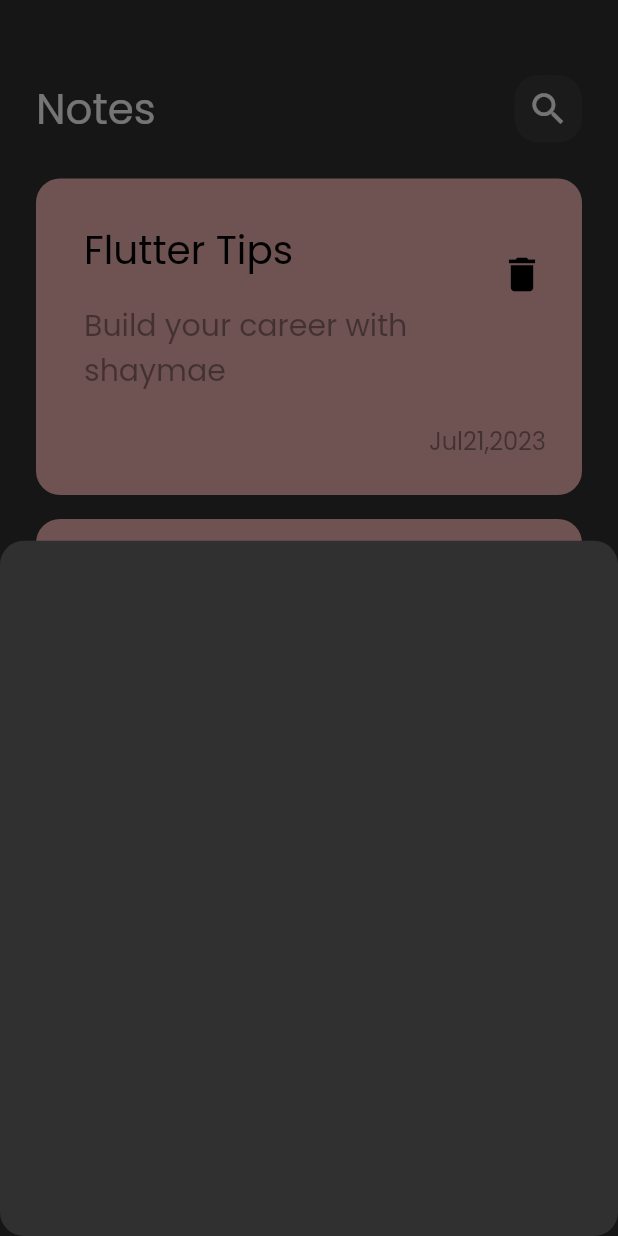
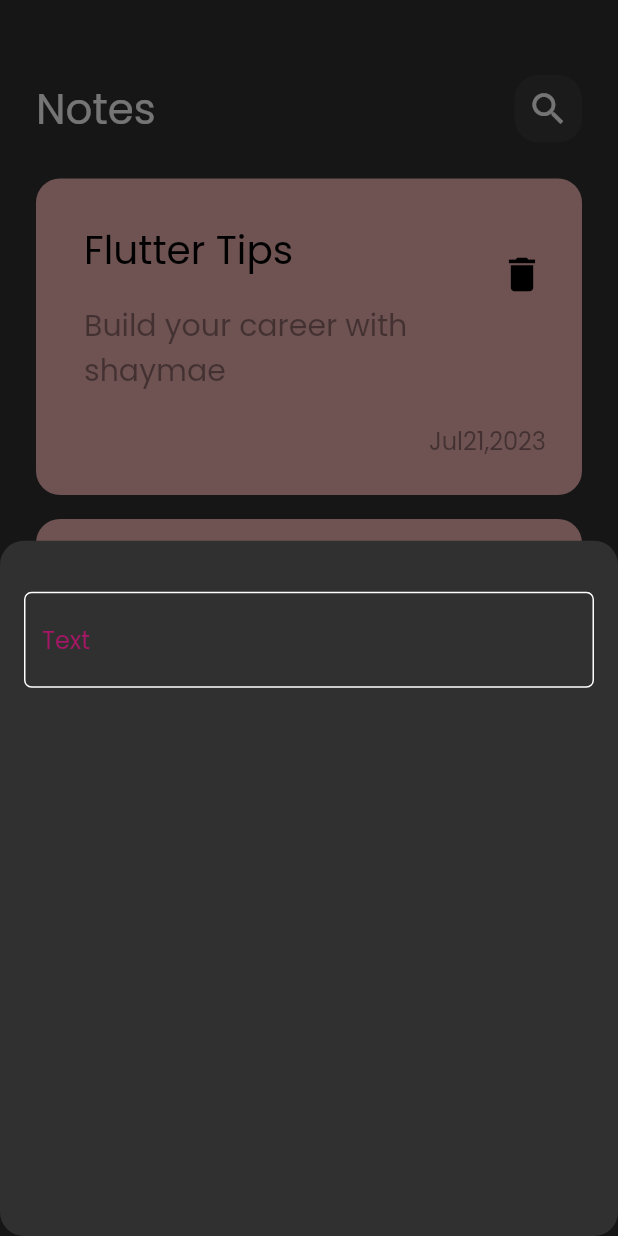
Before and after one commit to chaymaegh/notes-app, a Flutter app: the screen it shows after launch, after a tap on the "add" icon, on a phone screen of 412 x 824 dp. Run offline on Flutter 3.47's test engine with Material 2 defaults, Android fonts, the phone set to English and light mode, and no system bars.

Commit message:
create custom text field

```diff
--- /dev/null
+++ b/lib/constants.dart
@@ -0,0 +1,3 @@
+import 'package:flutter/material.dart';
+
+const KPrimaryColor = Color(0xffA71666);
--- a/lib/views/notes_view.dart
+++ b/lib/views/notes_view.dart
@@ -18,7 +18,8 @@
               context: context,
               builder: (context) {
                 return AddNoteBottomSheet();
-              });
+              }
+              );
         },
         child: Icon(Icons.add),
       ),
--- a/lib/views/widgets/add_note_bottom.dart
+++ b/lib/views/widgets/add_note_bottom.dart
@@ -1,4 +1,5 @@
 import 'package:flutter/material.dart';
+import 'package:mission_list/views/widgets/custom_text.field.dart';
 
 class AddNoteBottomSheet extends StatefulWidget {
   const AddNoteBottomSheet({super.key});
@@ -10,6 +11,17 @@
 class _AddNoteBottomSheetState extends State<AddNoteBottomSheet> {
   @override
   Widget build(BuildContext context) {
-    return Container();
+    return Padding(
+      padding: const EdgeInsets.symmetric(horizontal: 16),
+      child: Container(
+        decoration: BoxDecoration(),
+        child: Column(
+          children: [
+            SizedBox(height: 34),
+            CustomTextField(),
+          ],
+        ),
+      ),
+    );
   }
 }
--- a/lib/views/widgets/custom_note_item.dart
+++ b/lib/views/widgets/custom_note_item.dart
@@ -31,7 +31,7 @@
         crossAxisAlignment: CrossAxisAlignment.end,
         children: [
           ListTile(
-            title: Text(
+            title: Text(//mcgbeeipkmelnpldkobichboakdfaeon/images/logo-vertical.svg
               "Flutter Tips",
               style: TextStyle(color: Colors.black, fontSize: 26),
             ),
--- /dev/null
+++ b/lib/views/widgets/custom_text.field.dart
@@ -0,0 +1,28 @@
+import 'package:flutter/material.dart';
+import 'package:mission_list/constants.dart';
+
+class CustomTextField extends StatelessWidget {
+  const CustomTextField({super.key});
+
+  @override
+  Widget build(BuildContext context) {
+    return TextField(
+      cursorColor: KPrimaryColor,
+      decoration: InputDecoration(
+        hintText: "Text",
+        hintStyle: TextStyle(color: KPrimaryColor),
+        border: buildBorder(),
+        enabledBorder: buildBorder(),
+        focusedBorder: buildBorder(KPrimaryColor),
+      ),
+    );
+  }
+
+  OutlineInputBorder buildBorder([color]) {
+    return OutlineInputBorder(
+        borderRadius: BorderRadius.circular(5),
+        borderSide: BorderSide(
+          color: color ?? Colors.white,
+        ));
+  }
+}
```
